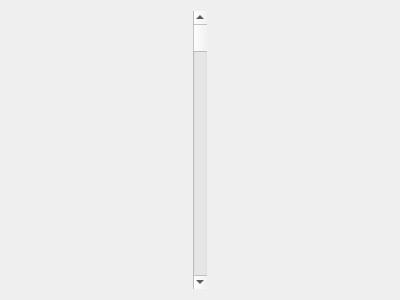
Qt form app/actual_values_window.ui (saccharios/FollowMeFlie) before a commit.
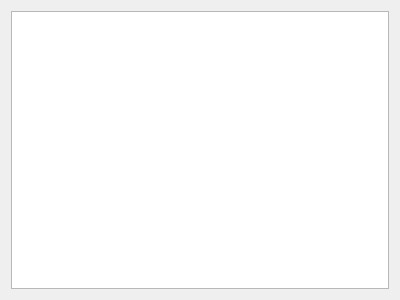
The same form after that commit.

Commit message: Add Model View for actual values.

```diff
--- a/app/actual_values_window.ui
+++ b/app/actual_values_window.ui
@@ -15,11 +15,7 @@
   </property>
   <layout class="QHBoxLayout" name="horizontalLayout">
    <item>
-    <widget class="QScrollBar" name="verticalScrollBar">
-     <property name="orientation">
-      <enum>Qt::Vertical</enum>
-     </property>
-    </widget>
+    <widget class="QTreeView" name="treeView"/>
    </item>
   </layout>
  </widget>
```
The commit also changes 6 other files.
